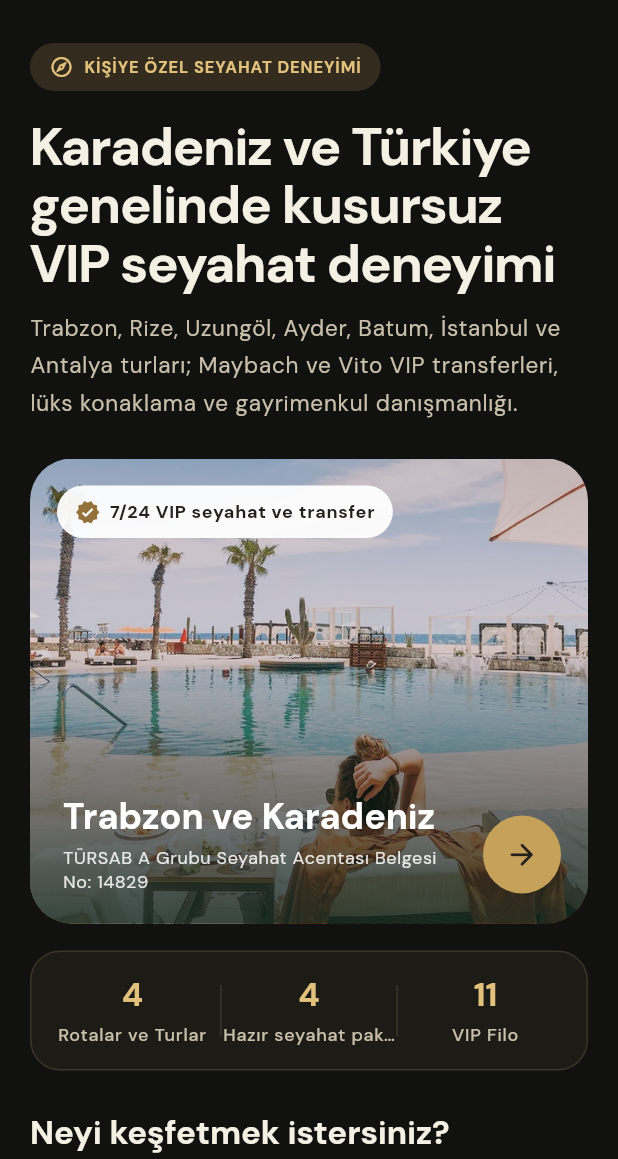
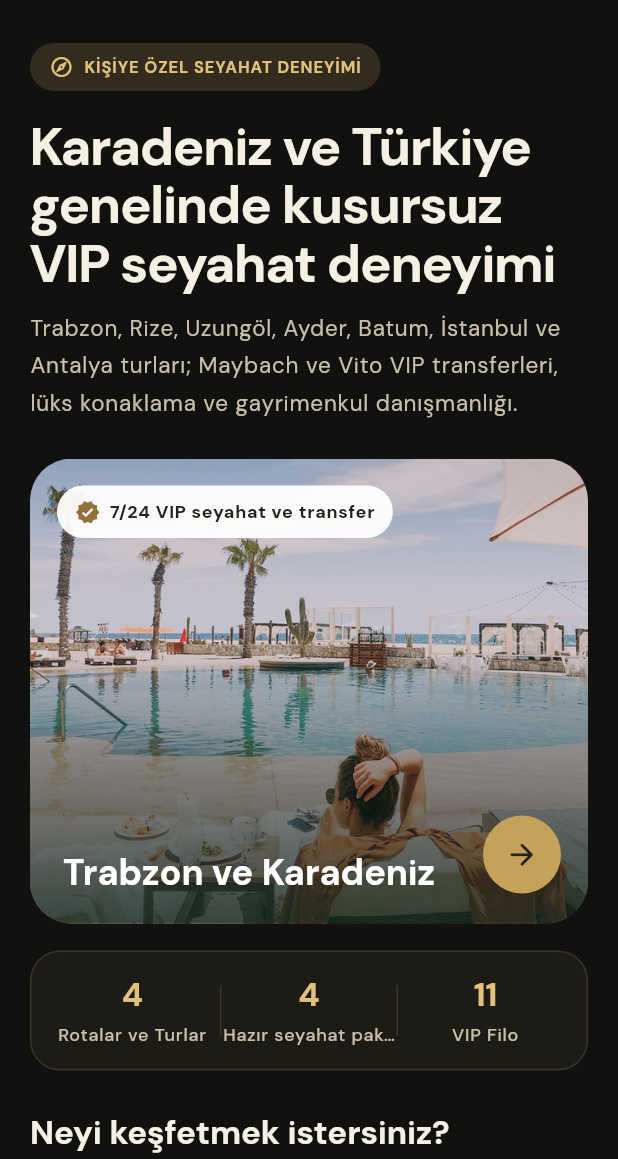
Before and after one commit to ugurhan6161/trenar, a Flutter app: the screen it shows after launch, after a tap on the "dark mode" icon, on a phone screen of 412 x 824 dp, the part 77-1236 px from its top. Run offline on Flutter 3.47's test engine with Material 3 defaults, Android fonts, the phone set to English and light mode, and no system bars; our stand-ins replace bloc, cloud_firestore, equatable, firebase_auth, firebase_core, flutter_bloc and 5 more; missing offline and left inert: clarity_flutter, widgetbook, widgetbook_annotation; accounts and stored records are empty; statements that could not run were skipped.

Commit message:
fix(site): remove TURSAB information
Co-authored-by: Copilot <223556219+Copilot@users.noreply.github.com>

```diff
--- a/apps/hotelyn_app/lib/features/site/site_strings.dart
+++ b/apps/hotelyn_app/lib/features/site/site_strings.dart
@@ -63,7 +63,6 @@ class SiteStrings {
       'vehicle': 'Araç',
       'location': 'Konum',
       'details': 'Detaylar',
-      'license': 'Lisanslı seyahat acentası',
       'heroBadge': '7/24 VIP seyahat ve transfer',
       'call': 'Ara',
       'preferenceSaveFailed': 'Tercih kaydedilemedi.',
@@ -120,7 +119,6 @@ class SiteStrings {
       'vehicle': 'Vehicle',
       'location': 'Location',
       'details': 'Details',
-      'license': 'Licensed travel agency',
       'heroBadge': '24/7 VIP travel and transfers',
       'call': 'Call',
       'preferenceSaveFailed': 'The preference could not be saved.',
@@ -175,7 +173,6 @@ class SiteStrings {
       'vehicle': 'المركبة',
       'location': 'الموقع',
       'details': 'التفاصيل',
-      'license': 'وكالة سفر مرخصة',
       'heroBadge': 'خدمات سفر ونقل VIP على مدار الساعة',
       'call': 'اتصل',
       'preferenceSaveFailed': 'تعذر حفظ الإعداد.',
--- a/apps/hotelyn_app/lib/features/site/trenar_home_page.dart
+++ b/apps/hotelyn_app/lib/features/site/trenar_home_page.dart
@@ -624,15 +624,6 @@ class _HeroSection extends StatelessWidget {
                                         height: 1.15,
                                       ),
                                 ),
-                                const SizedBox(height: 5),
-                                Text(
-                                  content.license.text(locale),
-                                  maxLines: 2,
-                                  overflow: TextOverflow.ellipsis,
-                                  style: theme.textTheme.bodySmall?.copyWith(
-                                    color: Colors.white.withValues(alpha: 0.86),
-                                  ),
-                                ),
                               ],
                             ),
                           ),
@@ -1537,15 +1528,6 @@ class _ContactFooter extends StatelessWidget {
                 SelectableText(content.email),
               ],
             ),
-            const SizedBox(height: 12),
-            Text(
-              content.license.text(
-                Localizations.localeOf(context).languageCode,
-              ),
-              style: theme.textTheme.bodySmall?.copyWith(
-                color: theme.colorScheme.onSurfaceVariant,
-              ),
-            ),
           ],
         ),
       ),
--- a/packages/hotelyn_domain/lib/src/trenar_site_content.dart
+++ b/packages/hotelyn_domain/lib/src/trenar_site_content.dart
@@ -7,7 +7,6 @@ class TrenarSiteContent {
     required this.phone,
     required this.email,
     required this.address,
-    required this.license,
     required this.services,
     required this.fleet,
     required this.properties,
@@ -24,7 +23,6 @@ class TrenarSiteContent {
       phone: _requiredString(json, 'phone'),
       email: _requiredString(json, 'email'),
       address: _requiredString(json, 'address'),
-      license: SiteText.fromJson(json['license'], 'license'),
       services: _items(json, 'services'),
       fleet: _items(json, 'fleet'),
       properties: _items(json, 'properties'),
@@ -39,7 +37,6 @@ class TrenarSiteContent {
   final String phone;
   final String email;
   final String address;
-  final SiteText license;
   final List<SiteContentItem> services;
   final List<SiteContentItem> fleet;
   final List<SiteContentItem> properties;
@@ -70,11 +67,6 @@ class TrenarSiteContent {
     phone: '+90 532 789 6161',
     email: 'info@trenartravel.com',
     address: 'Pelitli Mah. Havalimanı Caddesi No:42/A, Trabzon, Türkiye',
-    license: SiteText({
-      'tr': 'TÜRSAB A Grubu Seyahat Acentası Belgesi No: 14829',
-      'en': 'TÜRSAB Group A Travel Agency License No: 14829',
-      'ar': 'ترخيص وكالة سفر TÜRSAB من الفئة A رقم 14829',
-    }),
     services: [
       SiteContentItem(
         title: SiteText({
@@ -695,7 +687,6 @@ class TrenarSiteContent {
     'phone': phone,
     'email': email,
     'address': address,
-    'license': license.toJson(),
     'services': services.map((item) => item.toJson()).toList(),
     'fleet': fleet.map((item) => item.toJson()).toList(),
     'properties': properties.map((item) => item.toJson()).toList(),
```
Also changed, not shown: 1 other file.
